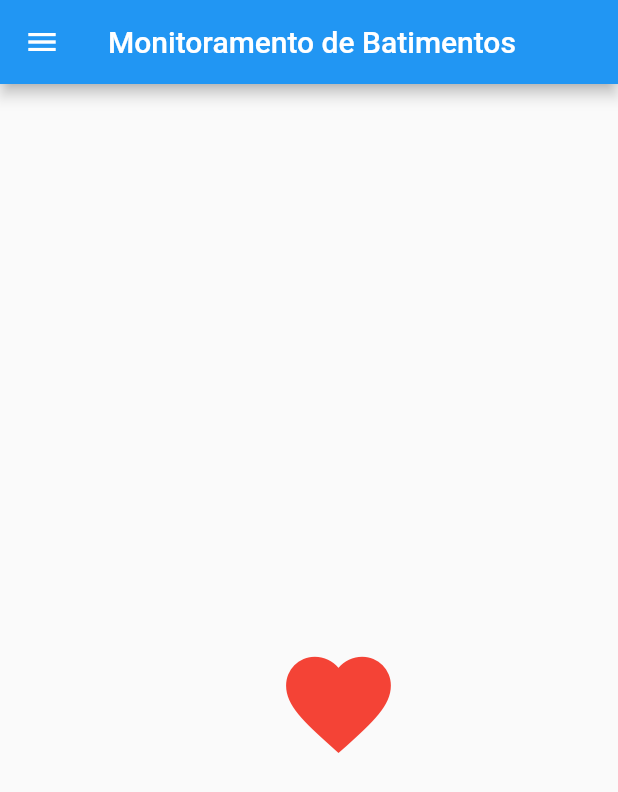
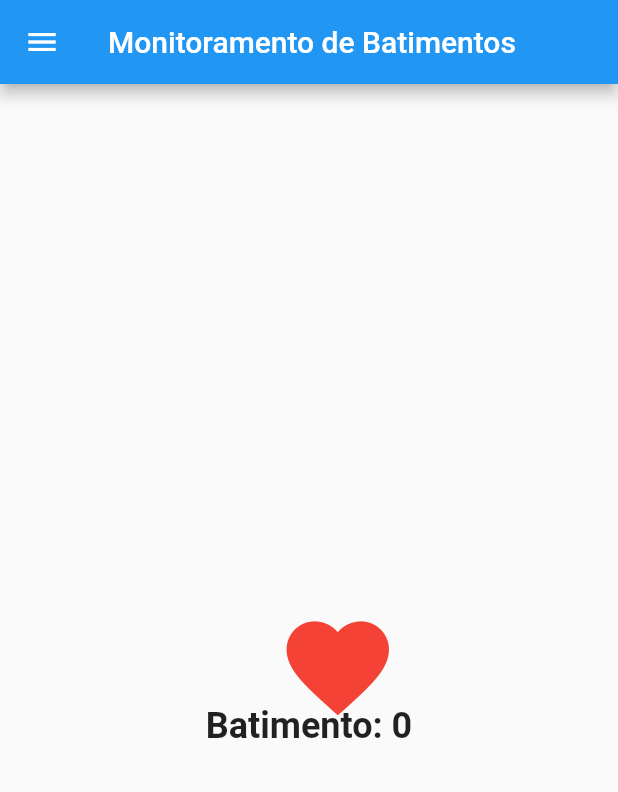
Before and after one commit to anamenezesv/MonitorPet, a Flutter app: the HomePage screen opened directly, on a phone screen of 412 x 824 dp. Shown: the top 792 px of the screen. Run offline on Flutter 3.47's test engine with Material 2 defaults, Android fonts, the phone set to English and light mode, and no system bars; our stand-ins replace email_validator, firebase_core, firebase_database, syncfusion_flutter_charts; accounts and stored records are empty.

Commit message:
Busca valor do batimento no firebase e atualiza em tempo real

```diff
--- a/lib/components/home_page.dart
+++ b/lib/components/home_page.dart
@@ -1,10 +1,37 @@
 import 'package:flutter/material.dart';
-import 'package:cloud_firestore/cloud_firestore.dart';
+import 'package:firebase_database/firebase_database.dart';
 import 'package:modelo/components/register_pet_page.dart';
 import 'login_page.dart';
 
-class HomePage extends StatelessWidget {
+class HomePage extends StatefulWidget {
   const HomePage();
+
+  @override
+  _HomePageState createState() => _HomePageState();
+}
+
+class _HomePageState extends State<HomePage> {
+  int heartRate = 0;
+
+  @override
+  void initState() {
+    super.initState();
+    listenToHeartRateChanges();
+  }
+
+  void listenToHeartRateChanges() {
+    DatabaseReference batimentoRef = FirebaseDatabase.instance.ref('Batimento/Valor');
+    batimentoRef.onValue.listen((event) {
+      final data = event.snapshot.value;
+      if (data != null) {
+        setState(() {
+          heartRate = data as int;
+        });
+      }
+    }, onError: (Object error) {
+      print('Erro ao obter os batimentos cardíacos: $error');
+    });
+  }
 
   @override
   Widget build(BuildContext context) {
@@ -38,8 +65,11 @@ class HomePage extends StatelessWidget {
                   color: Colors.black,
                 ),
               ),
-              onTap: () {
-                // Lógica para navegar para a tela Home
+              onTap: () async {
+                await Navigator.push(
+                  context,
+                  MaterialPageRoute(builder: (context) => HomePage()),
+                );
               },
             ),
             ListTile(
@@ -109,23 +139,7 @@ class HomePage extends StatelessWidget {
           mainAxisAlignment: MainAxisAlignment.center,
           children: [
             const SizedBox(height: 20),
-            StreamBuilder<QuerySnapshot>(
-              stream: FirebaseFirestore.instance
-                  .collection('Batimento')
-                  .snapshots(),
-              builder: (context, snapshot) {
-                if (snapshot.hasData) {
-                  final documents = snapshot.data!.docs;
-                  final heartRate =
-                      documents.isNotEmpty ? documents.first['Valor'] : 0;
-                  return HeartRateWidget(heartRate: heartRate);
-                } else if (snapshot.hasError) {
-                  return Text('Erro ao obter os batimentos cardíacos');
-                } else {
-                  return CircularProgressIndicator();
-                }
-              },
-            ),
+            HeartRateWidget(heartRate: heartRate),
           ],
         ),
       ),
@@ -142,8 +156,7 @@ class HeartRateWidget extends StatefulWidget {
   _HeartRateWidgetState createState() => _HeartRateWidgetState();
 }
 
-class _HeartRateWidgetState extends State<HeartRateWidget>
-    with SingleTickerProviderStateMixin {
+class _HeartRateWidgetState extends State<HeartRateWidget> with SingleTickerProviderStateMixin {
   late AnimationController _animationController;
   late Animation<double> _animation;
 
@@ -180,8 +193,19 @@ class _HeartRateWidgetState extends State<HeartRateWidget>
   }
 
   @override
+  void didUpdateWidget(HeartRateWidget oldWidget) {
+    super.didUpdateWidget(oldWidget);
+    if (widget.heartRate != oldWidget.heartRate) {
+      _animationController.reset();
+      _animationController.forward();
+    }
+  }
+
+  @override
   Widget build(BuildContext context) {
-    return AnimatedBuilder(
+    return Column(
+      children: [
+        AnimatedBuilder(
           animation: _animation,
           builder: (context, child) {
             return Transform.scale(
@@ -196,6 +220,16 @@ class _HeartRateWidgetState extends State<HeartRateWidget>
               ),
             );
           },
+        ),
+        const SizedBox(height: 20),
+        Text(
+          'Batimento: ${widget.heartRate}',
+          style: TextStyle(
+            fontSize: 24,
+            fontWeight: FontWeight.bold,
+          ),
+        ),
+      ],
     );
   }
 }
--- a/pubspec.yaml
+++ b/pubspec.yaml
@@ -28,10 +28,10 @@ environment:
 # the latest version available on pub.dev. To see which dependencies have newer
 # versions available, run `flutter pub outdated`.
 dependencies:
-  firebase_core: 2.14.0
-  cloud_firestore: 4.8.1
   flutter:
     sdk: flutter
+  firebase_core: 2.14.0
+  firebase_database: 10.2.3
   syncfusion_flutter_charts: ^20.2.41
 
 
```
Also changed, not shown: pubspec.lock, 1 other file. Lines whose indentation alone changed are shown as unchanged.
